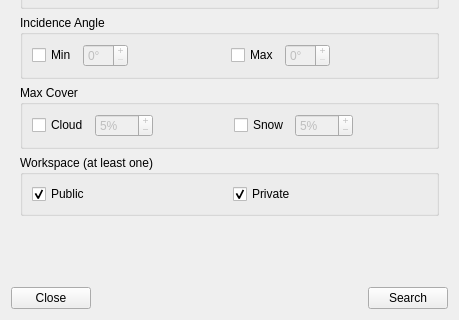
The window that mySearch.ui (airbusgeo/oneatlas-qgis-plugin) describes before a commit, drawn with Qt 5; both pictures show x 0 to 459 and y 283 to 603 of the 459 by 603 pixel window.
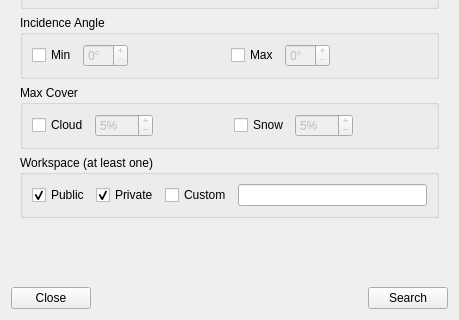
The same window after the commit. Icons and pictures are not drawn. Custom widgets are drawn as their Qt base class.

Commit message: Qt6 compatibility + custom workspaces

```diff
--- a/mySearch.ui
+++ b/mySearch.ui
@@ -624,6 +624,23 @@
             </property>
            </widget>
           </item>
+          <item row="0" column="2">
+           <widget class="QCheckBox" name="dtCustomCheck">
+            <property name="toolTip">
+             <string>If more then one ID/Name, use &quot;,&quot; to separate</string>
+            </property>
+            <property name="text">
+             <string>Custom</string>
+            </property>
+           </widget>
+          </item>
+          <item row="0" column="3">
+           <widget class="QLineEdit" name="customWorkspaces">
+            <property name="toolTip">
+             <string>If more then one ID/Name, use &quot;,&quot; to separate</string>
+            </property>
+           </widget>
+          </item>
          </layout>
         </widget>
        </item>
```
Left out of the diff: 8 changed lines with no effect on the pictures. The commit also changes 4 other files.
